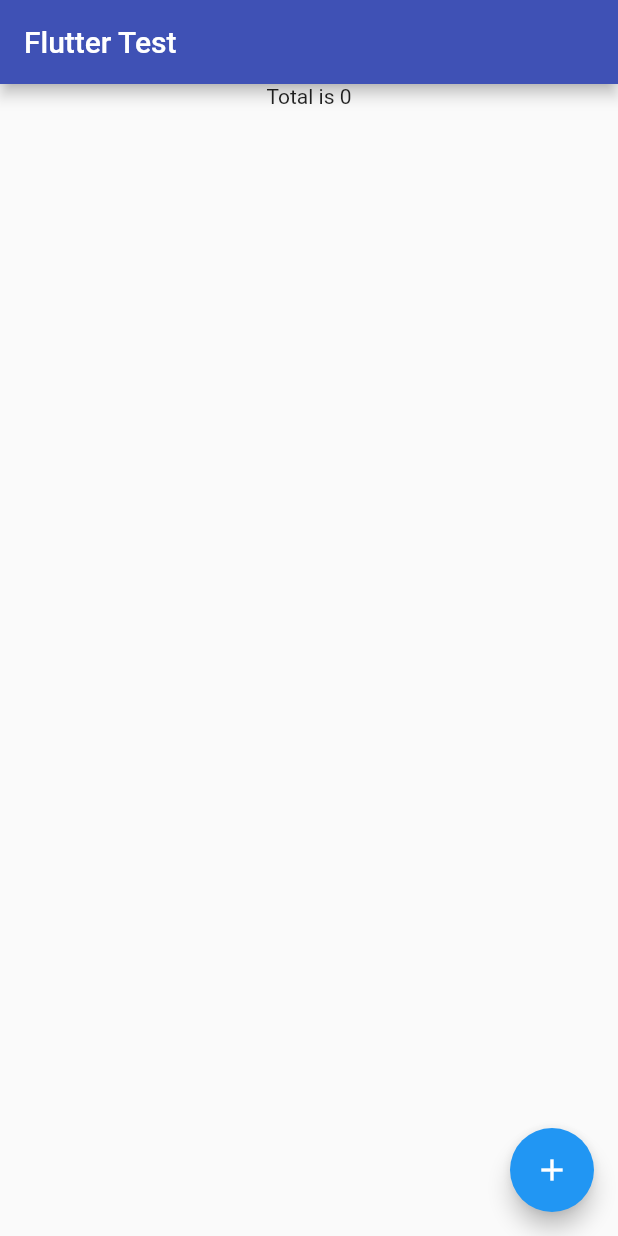
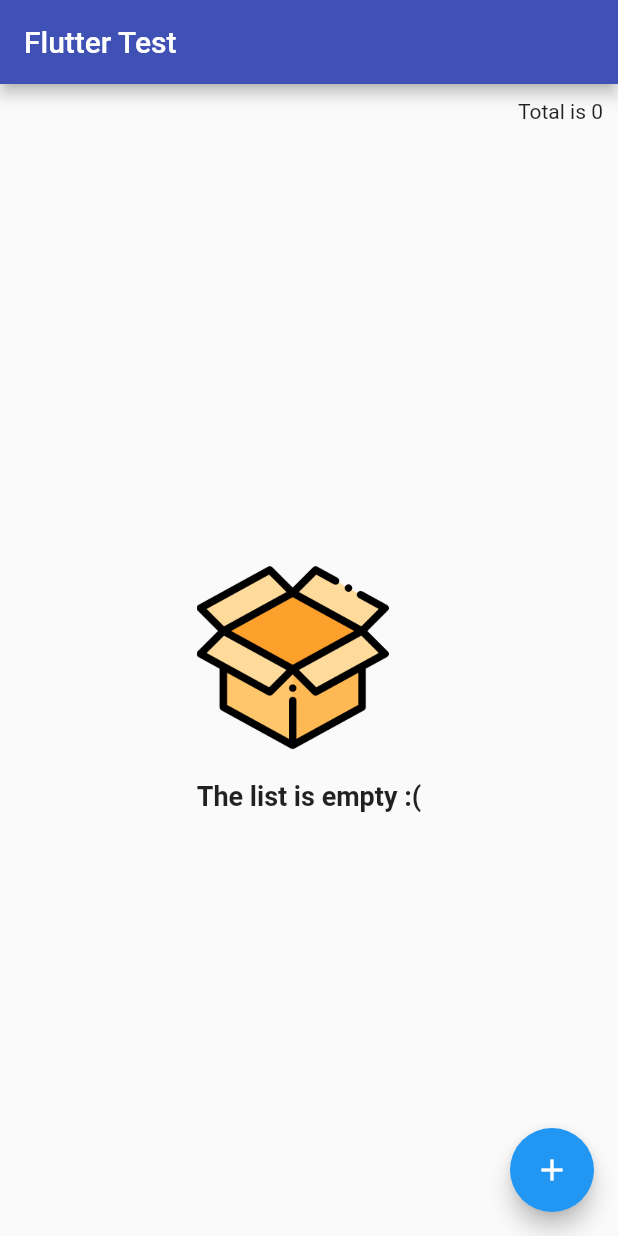
Before and after one commit to JohanAdam/CatCal, a Flutter app: the screen it shows after launch, on a phone screen of 412 x 824 dp. Run offline on Flutter 3.47's test engine with Material 2 defaults, Android fonts, the phone set to English and light mode, and no system bars; our stand-ins replace sqflite; accounts and stored records are empty.

Commit message:
-Add logic for empty list. -Add progres bar if database is loading logic. -Structring some layout.

```diff
--- a/lib/main.dart
+++ b/lib/main.dart
@@ -72,46 +72,38 @@
             )
           ),
           body: Column(
+            crossAxisAlignment: CrossAxisAlignment.stretch,
             children: [
-              Text('Total is $totalCount'),
+              Padding(
+                padding: const EdgeInsets.all(10.0),
+                child: Align(
+                  alignment: Alignment.centerRight,
+                  child: Text(
+                    'Total is $totalCount'
+                  )
+                ),
+              ),
               Expanded(
                 child: FutureBuilder(
                   future: handler.retrieveItems(),
                   builder: (BuildContext context, AsyncSnapshot<List<Item>> snapshot) {
-                    if (snapshot.hasData) {
-                      return ListView.builder(
-                        itemCount: snapshot.data?.length,
-                        itemBuilder: (BuildContext context, int index) {
-                          return Dismissible(
-                            direction: DismissDirection.endToStart,
-                            background: Container(
-                              color: Colors.red,
-                              alignment: Alignment.centerRight,
-                              padding: const EdgeInsets.symmetric(horizontal: 10.0),
-                              child: const Icon(Icons.delete_forever),
-                            ),
-                            key: ValueKey<int>(snapshot.data![index].id!),
-                            onDismissed: (DismissDirection direction) async {
-                              await handler.deleteItem(snapshot.data![index].id!);
-                              setState(() {
-                                snapshot.data!.remove(snapshot.data![index]);
-                              });
-                            },
-                            child: Card(
-                                child: ListTile(
-                              contentPadding: const EdgeInsets.all(8.0),
-                              title: Text(snapshot.data![index].content)
-                            )),
-                          );
-                        },
-                      );
+                    if (snapshot.connectionState == ConnectionState.done) {
+                      var listLength = snapshot.data?.length;
+                      if (snapshot.hasData && (listLength != null && listLength > 0)) {
+                        return createListView(snapshot);
+                      } else {
+                        return createEmptyLayout();
+                      }
+                    } else if (snapshot.connectionState == ConnectionState.waiting) {
+                      return const Center(child: CircularProgressIndicator());
                     } else {
-                      return const Center(child: CircularProgressIndicator());
+                      return createEmptyLayout();
                     }
                   },
                 )
               )
-          ]),
+            ]
+          ),
           floatingActionButton: InkWell(
             splashColor: Colors.red,
             onLongPress: () async {
@@ -133,6 +125,55 @@
             ),
           ),
     );
+  }
+
+  Widget createListView(AsyncSnapshot<List<Item>> snapshot) {
+    return ListView.builder(
+      itemCount: snapshot.data?.length,
+      itemBuilder: (BuildContext context, int index) {
+        return Dismissible(
+          direction: DismissDirection.endToStart,
+          background: Container(
+            color: Colors.red,
+            alignment: Alignment.centerRight,
+            padding: const EdgeInsets.symmetric(horizontal: 10.0),
+            child: const Icon(Icons.delete_forever),
+          ),
+          key: ValueKey<int>(snapshot.data![index].id!),
+          onDismissed: (DismissDirection direction) async {
+            await handler.deleteItem(snapshot.data![index].id!);
+            setState(() {
+              snapshot.data!.remove(snapshot.data![index]);
+            });
+          },
+          child: Card(
+              child: ListTile(
+            contentPadding: const EdgeInsets.all(8.0),
+            title: Text(snapshot.data![index].content)
+          )),
+        );
+      },
+    );
+  }
+
+  Widget createEmptyLayout() {
+    return Center(
+            child: Wrap(
+              direction: Axis.vertical,
+              spacing: 18,
+              children: [
+                Image.asset(
+                  'assets/box.png',
+                  scale: 4.0,),
+                const Text('The list is empty :(',
+                  style: TextStyle(
+                    fontSize: 18,
+                    fontWeight: FontWeight.bold
+                  )
+                ),
+              ],
+            ),
+          );
   }
 
   // @override
--- a/pubspec.yaml
+++ b/pubspec.yaml
@@ -60,8 +60,8 @@
   uses-material-design: true
 
   # To add assets to your application, add an assets section, like this:
-  # assets:
-  #   - images/a_dot_burr.jpeg
+  assets:
+    - assets/box.png
   #   - images/a_dot_ham.jpeg
 
   # An image asset can refer to one or more resolution-specific "variants", see
```
Also changed, not shown: assets/box.png (added).
